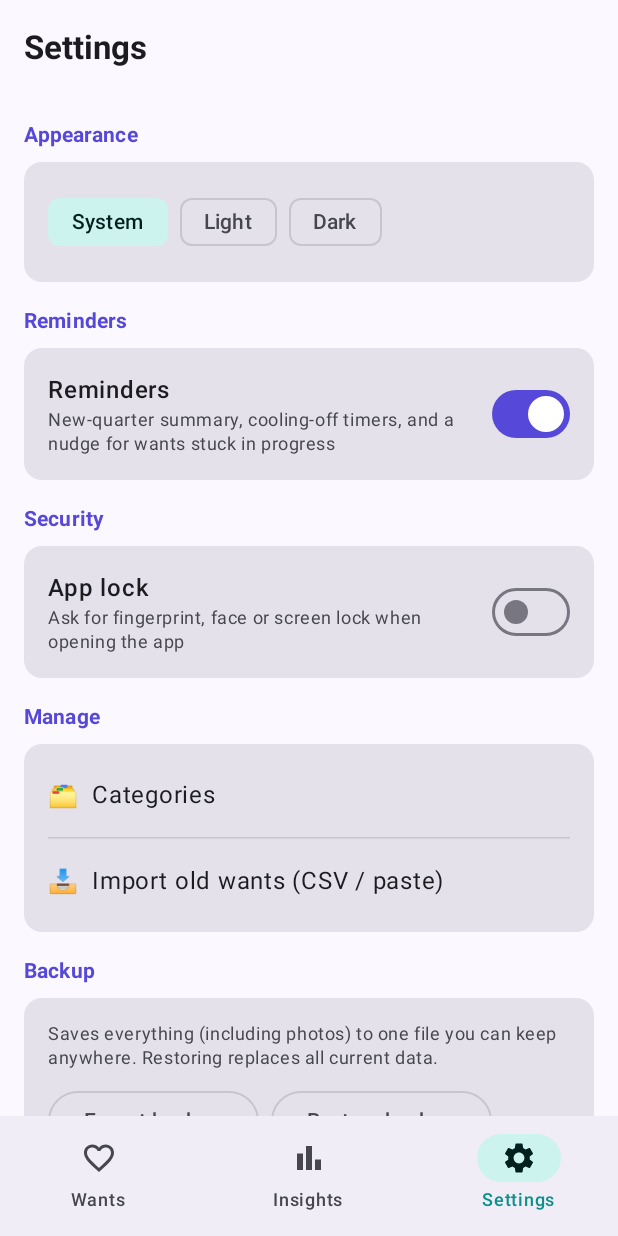
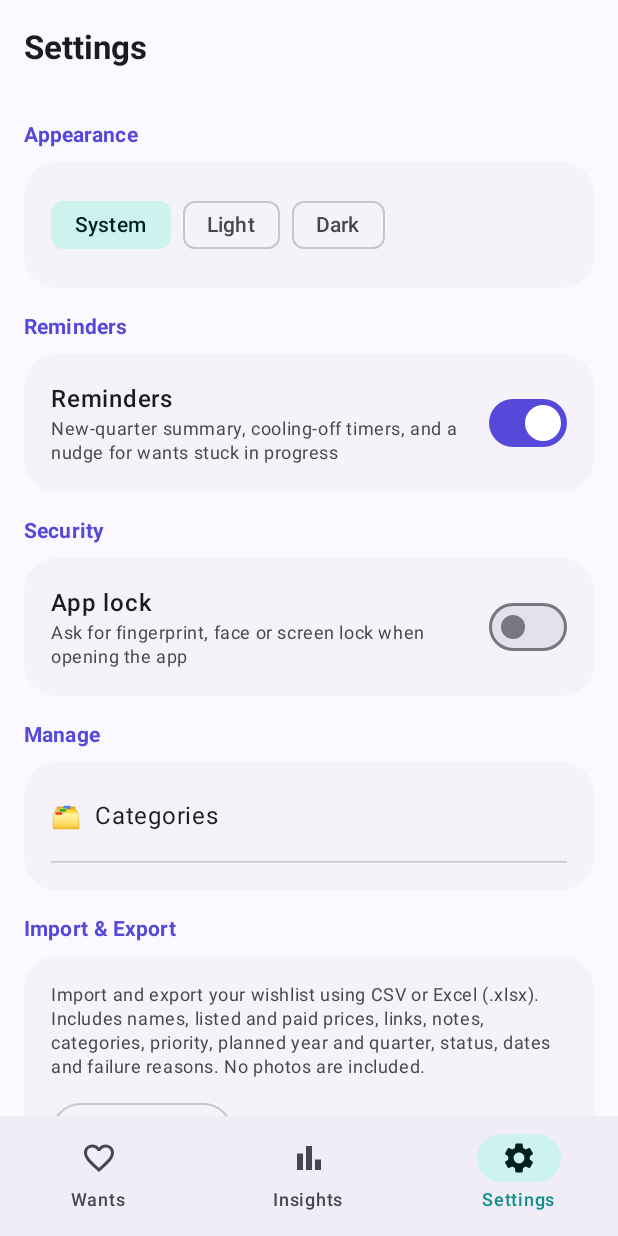
Before and after one commit to princetete/wantstrackers, an Android app built with Jetpack Compose: the SettingsScreen screen opened through its navigation route, on a phone screen of 412 x 824 dp. Run offline under Robolectric (Android 15) with nearby library versions, the phone set to English and light mode, and no system bars; our stand-ins replace Room's generated code; pictures from the network do not load; 1 statement that could not run was skipped.

Commit message:
Restore CSV and Excel import/export tools

```diff
--- a/app/src/main/java/com/wantstracker/app/ui/screens/SettingsScreen.kt
+++ b/app/src/main/java/com/wantstracker/app/ui/screens/SettingsScreen.kt
@@ -40,11 +40,11 @@ import androidx.compose.ui.Modifier
 import androidx.compose.ui.platform.LocalContext
 import androidx.compose.ui.text.font.FontWeight
 import androidx.compose.ui.unit.dp
+import androidx.compose.foundation.shape.RoundedCornerShape
+import androidx.compose.material3.CardDefaults
 import androidx.lifecycle.compose.collectAsStateWithLifecycle
 import androidx.navigation.NavController
 import com.wantstracker.app.LockState
-import com.wantstracker.app.domain.formatDate
-import com.wantstracker.app.ui.ConfirmDialog
 import com.wantstracker.app.ui.MainBottomBar
 import com.wantstracker.app.ui.MainViewModel
 import com.wantstracker.app.ui.Routes
@@ -60,19 +60,21 @@ fun SettingsScreen(vm: MainViewModel, nav: NavController) {
     val theme by vm.prefs.theme.collectAsStateWithLifecycle()
     val reminders by vm.prefs.remindersEnabled.collectAsStateWithLifecycle()
     val lock by vm.prefs.lockEnabled.collectAsStateWithLifecycle()
-    var confirmRestore by remember { mutableStateOf<android.net.Uri?>(null) }
+    val wants by vm.wants.collectAsStateWithLifecycle()
+    val categories by vm.categories.collectAsStateWithLifecycle()
 
     fun toast(msg: String) = Toast.makeText(ctx, msg, Toast.LENGTH_LONG).show()
 
     val notifLauncher = rememberLauncherForActivityResult(ActivityResultContracts.RequestPermission()) { }
-    val exportLauncher = rememberLauncherForActivityResult(ActivityResultContracts.CreateDocument("application/json")) { uri ->
-        if (uri != null) vm.exportTo(uri) { toast(it) }
+    val exportLauncher = rememberLauncherForActivityResult(ActivityResultContracts.CreateDocument("text/csv")) { uri ->
+        if (uri != null) vm.exportCsv(uri, wants.orEmpty(), categories) { toast(it) }
     }
-    val restoreLauncher = rememberLauncherForActivityResult(ActivityResultContracts.OpenDocument()) { uri ->
-        if (uri != null) confirmRestore = uri
+    val excelExportLauncher = rememberLauncherForActivityResult(ActivityResultContracts.CreateDocument("application/vnd.openxmlformats-officedocument.spreadsheetml.sheet")) { uri ->
+        if (uri != null) vm.exportXlsx(uri, wants.orEmpty(), categories) { toast(it) }
     }
 
     Scaffold(
+        containerColor = MaterialTheme.colorScheme.background,
         topBar = { TopAppBar(title = { Text("Settings", fontWeight = FontWeight.Bold) }) },
         bottomBar = { MainBottomBar(nav, Routes.SETTINGS) }
     ) { padding ->
@@ -121,21 +123,21 @@ fun SettingsScreen(vm: MainViewModel, nav: NavController) {
             Section("Manage") {
                 NavRow("🗂️  Categories") { nav.navigate(Routes.CATEGORIES) }
                 HorizontalDivider()
-                NavRow("📥  Import old wants (CSV / paste)") { nav.navigate(Routes.IMPORT) }
             }
 
-            Section("Backup") {
+            Section("Import & Export") {
                 Text(
-                    "Saves everything (including photos) to one file you can keep anywhere. Restoring replaces all current data.",
+                    "Import and export your wishlist using CSV or Excel (.xlsx). Includes names, listed and paid prices, links, notes, categories, priority, planned year and quarter, status, dates and failure reasons. No photos are included.",
                     style = MaterialTheme.typography.bodySmall,
                     color = MaterialTheme.colorScheme.onSurfaceVariant
                 )
-                Row(horizontalArrangement = Arrangement.spacedBy(8.dp)) {
-                    OutlinedButton(onClick = {
-                        exportLauncher.launch("wants-tracker-backup-${formatDate(System.currentTimeMillis()).replace(' ', '-')}.json")
-                    }) { Text("Export backup") }
-                    OutlinedButton(onClick = { restoreLauncher.launch(arrayOf("*/*")) }) { Text("Restore backup") }
-                }
+                OutlinedButton(enabled = wants != null, onClick = {
+                    exportLauncher.launch("wants-tracker-${System.currentTimeMillis()}.csv")
+                }) { Text("Export CSV") }
+                OutlinedButton(enabled = wants != null, onClick = {
+                    excelExportLauncher.launch("wants-tracker-${System.currentTimeMillis()}.xlsx")
+                }) { Text("Export Excel (.xlsx)") }
+                NavRow("📥  Import CSV or Excel") { nav.navigate(Routes.IMPORT) }
             }
 
             Section("Widget") {
@@ -155,26 +157,18 @@ fun SettingsScreen(vm: MainViewModel, nav: NavController) {
         }
     }
 
-    confirmRestore?.let { uri ->
-        ConfirmDialog(
-            title = "Replace all data?",
-            text = "Everything currently in the app will be replaced by the backup. This can't be undone.",
-            confirmLabel = "Restore",
-            onDismiss = { confirmRestore = null },
-            onConfirm = {
-                confirmRestore = null
-                vm.restoreFrom(uri) { toast(it) }
-            }
-        )
-    }
 }
 
 @Composable
 private fun Section(title: String, content: @Composable () -> Unit) {
     Column(verticalArrangement = Arrangement.spacedBy(8.dp)) {
         Text(title, style = MaterialTheme.typography.titleSmall, color = MaterialTheme.colorScheme.primary, fontWeight = FontWeight.Bold)
-        Card(Modifier.fillMaxWidth()) {
-            Column(Modifier.padding(16.dp), verticalArrangement = Arrangement.spacedBy(10.dp)) { content() }
+        Card(
+            Modifier.fillMaxWidth(),
+            shape = RoundedCornerShape(22.dp),
+            colors = CardDefaults.cardColors(containerColor = MaterialTheme.colorScheme.surfaceContainerLow)
+        ) {
+            Column(Modifier.padding(18.dp), verticalArrangement = Arrangement.spacedBy(12.dp)) { content() }
         }
     }
 }
```
